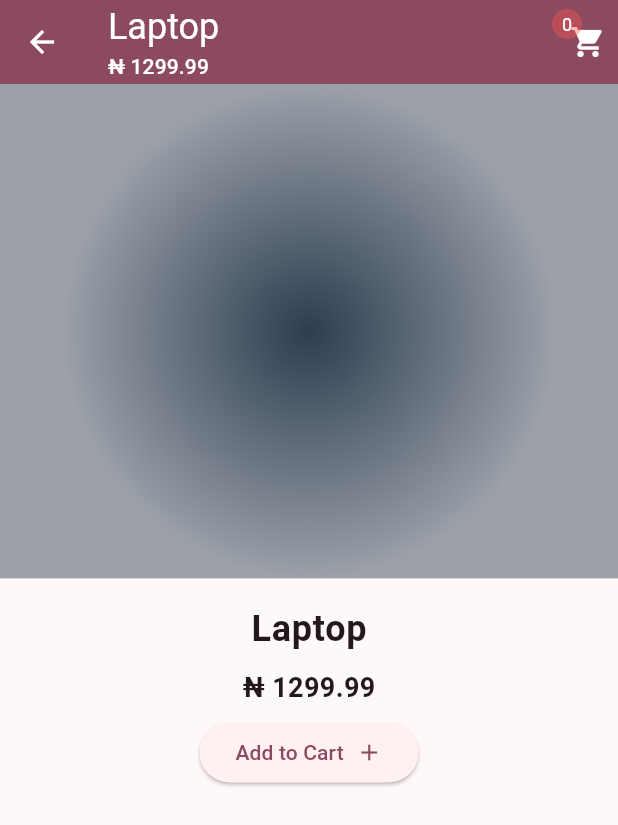
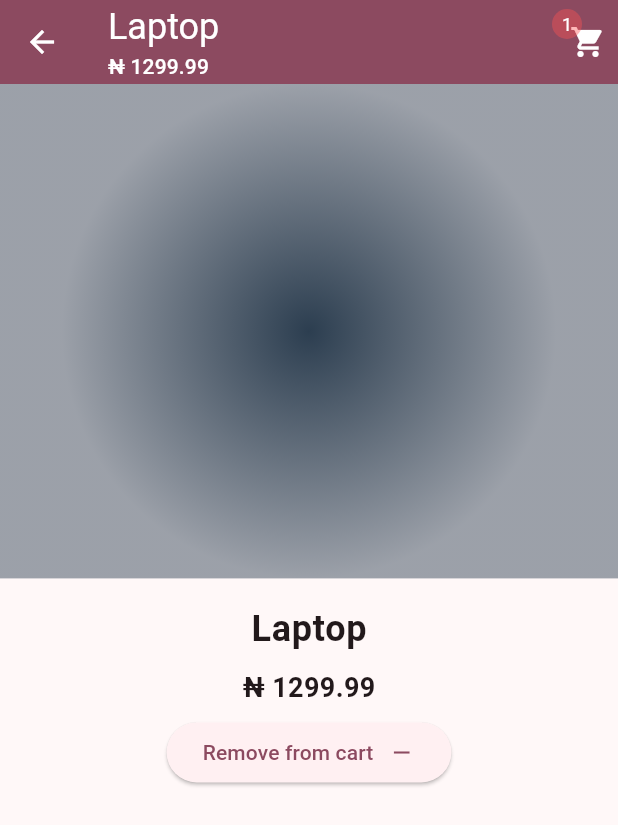
Before and after one commit to israel-oye/shoppy-app, a Flutter app: the ItemPage screen opened directly with sample values from the repository, after a tap on "Add to Cart", on a phone screen of 412 x 824 dp. Shown: the top 825 px of the screen. Run offline on Flutter 3.47's test engine with Material 3 defaults, Android fonts, the phone set to English and light mode, and no system bars; our stand-ins replace dio, skeletonizer.

Commit message:
Add conditional cart action on item page

```diff
--- a/lib/pages/item_page.dart
+++ b/lib/pages/item_page.dart
@@ -95,16 +95,37 @@ class ItemPage extends StatelessWidget {
             ),
           ),
           SizedBox(height: 6),
-          ElevatedButton(
-            onPressed: (){},
-            child: Row(
-              mainAxisSize: MainAxisSize.min,
-              children: [
-                Text('Add to Cart'),
-                SizedBox(width: 8,),
-                Icon(Icons.add)
-              ],
-            )
+          Consumer<CartProvider>(
+            builder: (_, provider, _) {
+              bool isAddedToCart = provider.items.contains(item);
+              return isAddedToCart
+              ? ElevatedButton(
+                      onPressed: () {
+                        provider.removeItem(item);
+                      },
+                      child: Row(
+                        mainAxisSize: MainAxisSize.min,
+                        children: [
+                          Text('Remove from cart'),
+                          SizedBox(width: 10),
+                          Icon(Icons.remove),
+                        ],
+                      ),
+                    )
+                  : ElevatedButton(
+                      onPressed: () {
+                        provider.addToCart(item);
+                      },
+                      child: Row(
+                        mainAxisSize: MainAxisSize.min,
+                        children: [
+                          Text('Add to Cart'),
+                          SizedBox(width: 8),
+                          Icon(Icons.add),
+                        ],
+                      ),
+                    );
+            },
           )
         ],
       ),
```
